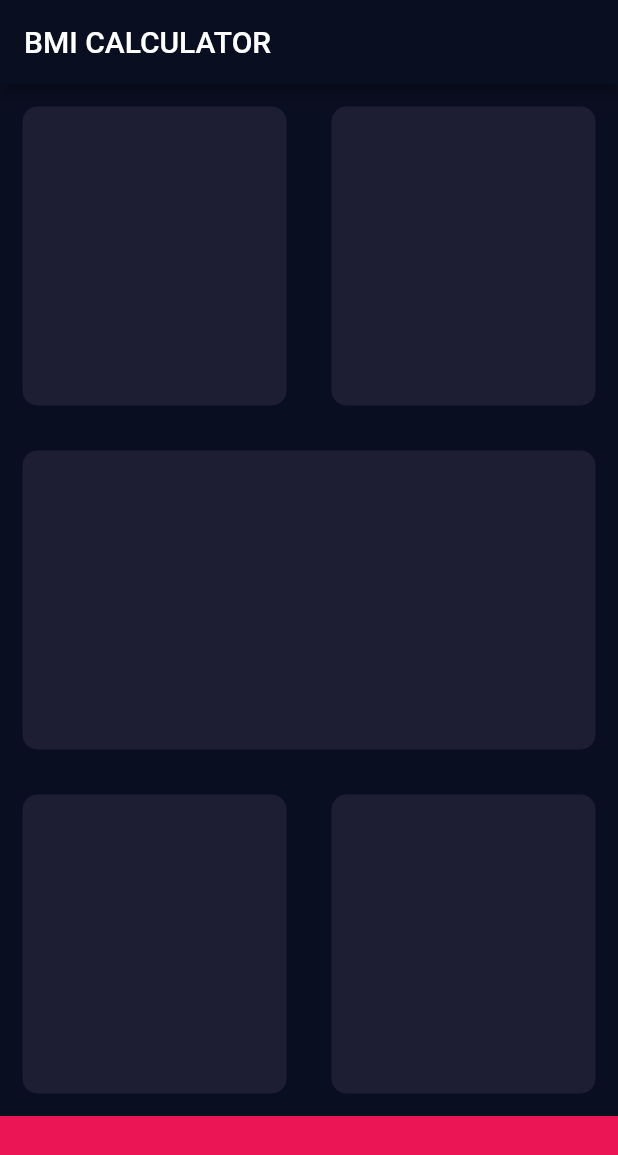
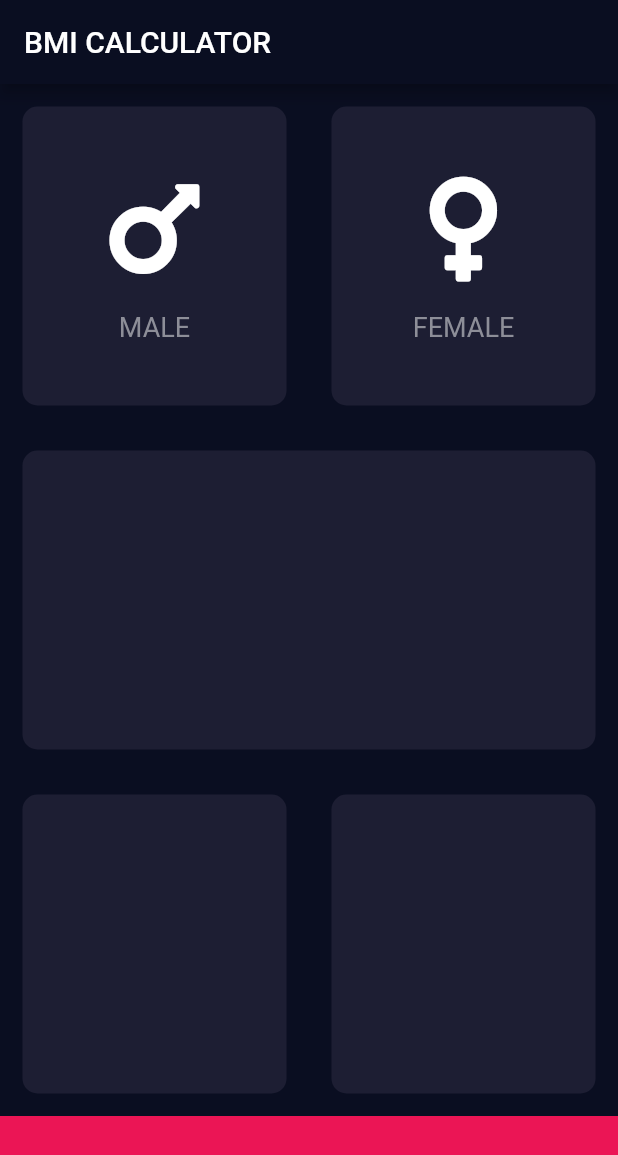
Before and after one commit to HaariRocks/Bmi_Calculator-, a Flutter app: the screen it shows after launch, on a phone screen of 412 x 824 dp. Shown: the top 1155 px of the screen. Run offline on Flutter 3.47's test engine with Material 2 defaults, Android fonts, the phone set to English and light mode, and no system bars; our stand-ins replace font_awesome_flutter.

Commit message:
reusefulchilds

```diff
--- /dev/null
+++ b/lib/custum_child.dart
@@ -0,0 +1,29 @@
+import 'package:flutter/material.dart';
+
+class CustumChild extends StatelessWidget {
+  CustumChild({this.text, this.icon});
+  final String text;
+  final IconData icon;
+  @override
+  Widget build(BuildContext context) {
+    return Column(
+      mainAxisAlignment: MainAxisAlignment.center,
+      children: <Widget>[
+        Icon(
+          icon,
+          size: 80.0,
+        ),
+        SizedBox(
+          height: 15,
+        ),
+        Text(
+          text,
+          style: TextStyle(
+            fontSize: 18,
+            color: Color(0xFF8d8E98),
+          ),
+        )
+      ],
+    );
+  }
+}
--- a/lib/main.dart
+++ b/lib/main.dart
@@ -1,4 +1,7 @@
+import 'package:bmi_calc/custum_child.dart';
+import 'package:bmi_calc/reusefulCard.dart';
 import 'package:flutter/material.dart';
+import 'package:font_awesome_flutter/font_awesome_flutter.dart';
 
 const bottomContainerHeight = 80.0;
 const constColour = Color(0xFF1D1E33);
@@ -35,11 +38,19 @@ class InputPage extends StatelessWidget {
               Expanded(
                 child: ReUsefullCard(
                   colour: constColour,
+                  childCard: CustumChild(
+                    text: "MALE",
+                    icon: FontAwesomeIcons.mars,
+                  ),
                 ),
               ),
               Expanded(
                 child: ReUsefullCard(
                   colour: constColour,
+                  childCard: CustumChild(
+                    text: "FEMALE",
+                    icon: FontAwesomeIcons.venus,
+                  ),
                 ),
               ),
             ],
@@ -75,18 +86,3 @@ class InputPage extends StatelessWidget {
     );
   }
 }
-
-class ReUsefullCard extends StatelessWidget {
-  ReUsefullCard({@required this.colour});
-  final Color colour;
-  @override
-  Widget build(BuildContext context) {
-    return Container(
-      margin: EdgeInsets.all(15),
-      decoration: BoxDecoration(
-        color: Color(0xFF1D1E33),
-        borderRadius: BorderRadius.circular(10),
-      ),
-    );
-  }
-}
--- /dev/null
+++ b/lib/reusefulCard.dart
@@ -0,0 +1,18 @@
+import 'package:flutter/material.dart';
+
+class ReUsefullCard extends StatelessWidget {
+  ReUsefullCard({@required this.colour, this.childCard});
+  final Color colour;
+  final childCard;
+  @override
+  Widget build(BuildContext context) {
+    return Container(
+      child: childCard,
+      margin: EdgeInsets.all(15),
+      decoration: BoxDecoration(
+        color: Color(0xFF1D1E33),
+        borderRadius: BorderRadius.circular(10),
+      ),
+    );
+  }
+}
```
